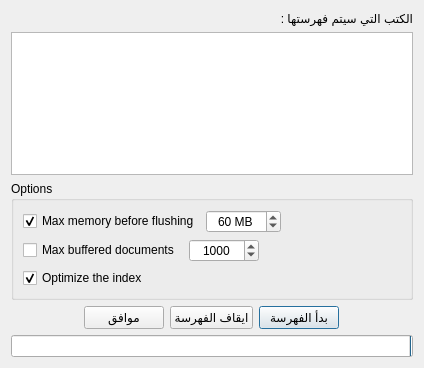
Before: the Qt Designer form indexingdialg.ui in boussouira/albahhet, drawn with Qt 5.
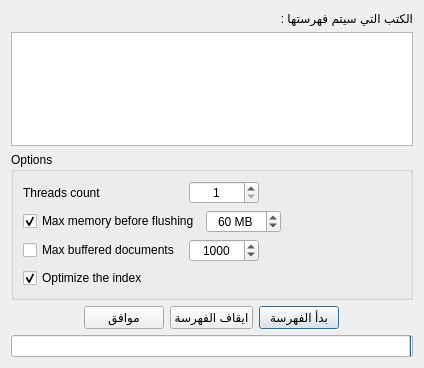
After: the same form once the commit is applied.

What changed in the file:
```diff
--- a/indexingdialg.ui
+++ b/indexingdialg.ui
@@ -45,6 +45,55 @@
       <string>Options</string>
      </property>
      <layout class="QVBoxLayout" name="verticalLayout">
+      <item>
+       <layout class="QHBoxLayout" name="horizontalLayout_4">
+        <item>
+         <widget class="QLabel" name="label_2">
+          <property name="minimumSize">
+           <size>
+            <width>160</width>
+            <height>0</height>
+           </size>
+          </property>
+          <property name="text">
+           <string>Threads count</string>
+          </property>
+         </widget>
+        </item>
+        <item>
+         <widget class="QSpinBox" name="spinThreadCount">
+          <property name="minimumSize">
+           <size>
+            <width>70</width>
+            <height>0</height>
+           </size>
+          </property>
+          <property name="alignment">
+           <set>Qt::AlignCenter</set>
+          </property>
+          <property name="minimum">
+           <number>1</number>
+          </property>
+          <property name="maximum">
+           <number>100</number>
+          </property>
+         </widget>
+        </item>
+        <item>
+         <spacer name="horizontalSpacer_5">
+          <property name="orientation">
+           <enum>Qt::Horizontal</enum>
+          </property>
+          <property name="sizeHint" stdset="0">
+           <size>
+            <width>40</width>
+            <height>20</height>
+           </size>
+          </property>
+         </spacer>
+        </item>
+       </layout>
+      </item>
       <item>
        <layout class="QHBoxLayout" name="horizontalLayout_2">
         <item>
```
